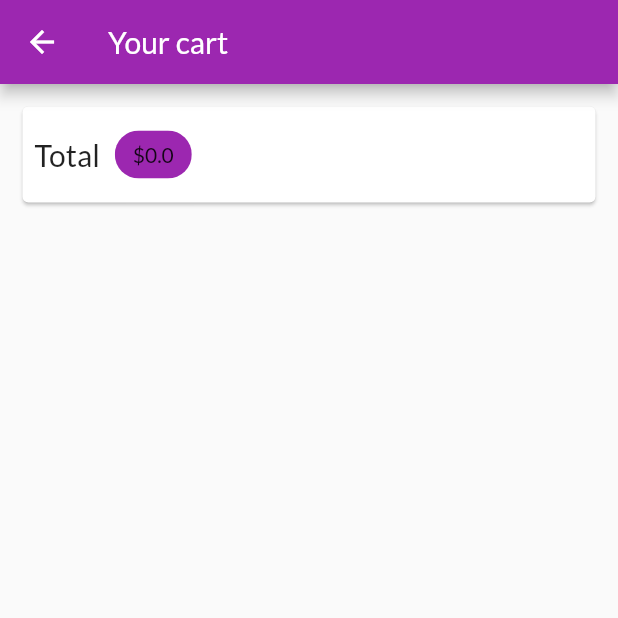
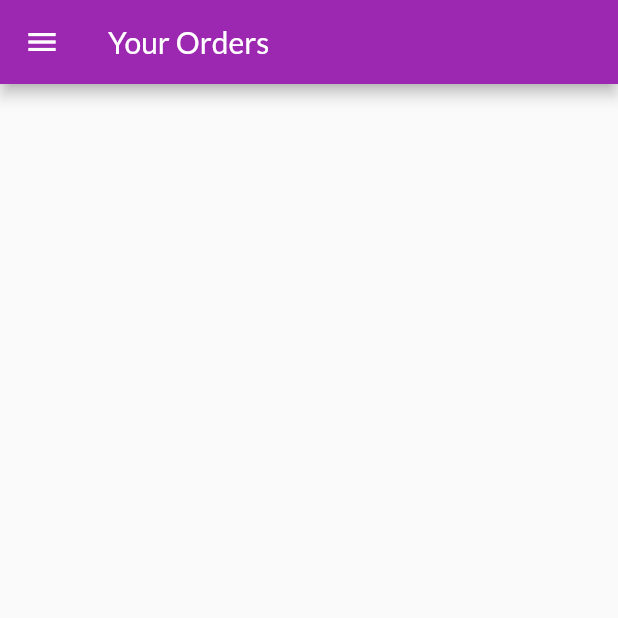
Before and after one commit to TaeseongYun/learning-Flutter, a Flutter app: the screen it shows after launch, in the side drawer, after a tap on the "add shopping cart" icon, on a phone screen of 412 x 824 dp, the top half of it. Run offline on Flutter 3.47's test engine with Material 2 defaults, Android fonts, the phone set to English and light mode, and no system bars; our stand-ins replace badges; network calls fail.

Commit message:
#32 modify: forth_shop_app

```diff
--- a/forth_shop_app/lib/main.dart
+++ b/forth_shop_app/lib/main.dart
@@ -1,5 +1,7 @@
 import 'package:flutter/material.dart';
+import 'package:forth_shop_app/providers/orders.dart';
 import 'package:forth_shop_app/ui/pages/home.dart';
+import 'package:forth_shop_app/ui/pages/orders_page.dart';
 import 'package:forth_shop_app/ui/pages/product_cartlist_page.dart';
 import 'package:forth_shop_app/ui/pages/product_detail_page.dart';
 import './routers/route.dart';
@@ -21,6 +23,9 @@ class MyApp extends StatelessWidget {
         ChangeNotifierProvider.value(
           value: Cart(),
         ),
+        ChangeNotifierProvider.value(
+          value: Orders(),
+        )
       ],
       child: MaterialApp(
         title: 'Flutter Demo',
@@ -33,7 +38,8 @@ class MyApp extends StatelessWidget {
         routes: {
           // Router.homePage: (context) => HomePage(),
           Router.detailItemPage: (context) => ProductDetailPage(),
-          Router.listCartPage: (context) => ProductCartListPage(),
+          Router.listCartPage: (context) => ProductCartListPageState(),
+          Router.ordersPage: (context) => OrdersPage(),
         },
       ),
     );
--- a/forth_shop_app/lib/routers/route.dart
+++ b/forth_shop_app/lib/routers/route.dart
@@ -2,4 +2,7 @@ class Router {
   static const String detailItemPage = '/detailItemPage';
   static const String homePage = '/';
   static const String listCartPage = '/listCartPage';
+  static const String ordersPage = '/orders';
+
+  static const String dateFormat = 'yyyy/MM/dd   HH:mm';
 }
--- /dev/null
+++ b/forth_shop_app/lib/ui/pages/orders_page.dart
@@ -0,0 +1,25 @@
+import 'package:flutter/material.dart';
+import 'package:forth_shop_app/ui/widgets/my_shop_drawer.dart';
+import 'package:provider/provider.dart';
+
+import '../../providers/orders.dart' show Orders;
+import '../widgets/order_item.dart';
+
+class OrdersPage extends StatelessWidget {
+  @override
+  Widget build(BuildContext context) {
+    final orderData = Provider.of<Orders>(context);
+    return Scaffold(
+      appBar: AppBar(
+        title: Text('Your Orders'),
+      ),
+      body: ListView.builder(
+        itemCount: orderData.items.length,
+        itemBuilder: (context, index) => OrderItem(
+          order: orderData.items[index],
+        ),
+      ),
+      drawer: MyShopDrawer(),
+    );
+  }
+}
--- a/forth_shop_app/lib/ui/widgets/my_shop_drawer.dart
+++ b/forth_shop_app/lib/ui/widgets/my_shop_drawer.dart
@@ -10,8 +10,8 @@ class MyShopDrawer extends StatelessWidget {
     );
   }
 
-  void _seletListTile(BuildContext context, String url) {
-    Navigator.of(context).pushNamed(url);
+  void _selectListTile(BuildContext context, String url) {
+    Navigator.of(context).pushReplacementNamed(url);
   }
 
   @override
@@ -19,23 +19,22 @@ class MyShopDrawer extends StatelessWidget {
     return Drawer(
       child: Column(
         children: <Widget>[
-          Container(
-            width: double.infinity,
-            height: 120,
-            alignment: Alignment.bottomCenter,
-            padding: EdgeInsets.symmetric(vertical: 30),
-            child: Text(
-              'MyShop',
-              style: TextStyle(
-                fontWeight: FontWeight.w800,
-                fontSize: 30,
-                color: Theme.of(context).accentColor,
-              ),
-            ),
-            color: Theme.of(context).primaryColor,
+          AppBar(
+            title: Text('Hello Friend!'),
+            automaticallyImplyLeading: false,
           ),
-          _buildListTile('List Cart', Icons.add_shopping_cart,
-              () => _seletListTile(context, Router.listCartPage)),
+          Divider(),
+          _buildListTile(
+            'Shop',
+            Icons.shop,
+            () => _selectListTile(context, Router.homePage),
+          ),
+          Divider(),
+          _buildListTile(
+            'Order',
+            Icons.shopping_cart,
+            () => _selectListTile(context, Router.ordersPage),
+          ),
         ],
       ),
     );
--- a/forth_shop_app/pubspec.yaml
+++ b/forth_shop_app/pubspec.yaml
@@ -14,13 +14,14 @@ description: A new Flutter project.
 version: 1.0.0+1
 
 environment:
-  sdk: ">=2.1.0 <3.0.0"
+  sdk: ">=2.2.2 <3.0.0"
 
 dependencies:
   flutter:
     sdk: flutter
   provider: ^3.1.0
   badges: ^1.1.0
+  intl: ^0.16.0
 
   # The following adds the Cupertino Icons font to your application.
   # Use with the CupertinoIcons class for iOS style icons.
```
Also changed, not shown: forth_shop_app/lib/providers/cart.dart (+38 -6 lines), forth_shop_app/lib/providers/orders.dart (added, +35 -0 lines), forth_shop_app/lib/ui/pages/product_cartlist_page.dart (+42 -7 lines), forth_shop_app/lib/ui/pages/product_detail_page.dart (+38 -0 lines), forth_shop_app/lib/ui/widgets/cart_item.dart (added, +71 -0 lines), forth_shop_app/lib/ui/widgets/order_item.dart (added, +76 -0 lines), forth_shop_app/lib/ui/widgets/shop_item.dart (+16 -1 lines), forth_shop_app/pubspec.lock, 1 other file.
